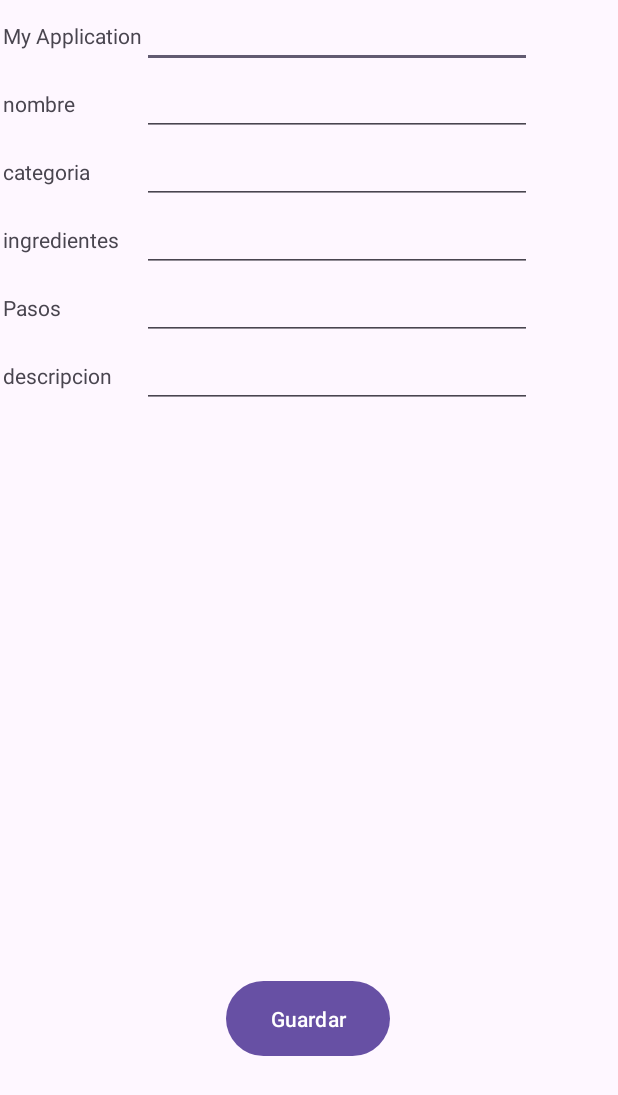
After one commit to KennethCampos/Movil-I, an Android app: the Activity_agregar_receta screen opened directly, with no data from a screen before it, on a phone screen of 412 x 824 dp. The commit adds this screen. Shown: the top 1095 px of the screen. Run offline under Robolectric (Android 15) with nearby library versions, the phone set to English and light mode, and no system bars.

Commit message:
avance semana6

```diff
--- a/app/src/main/AndroidManifest.xml
+++ b/app/src/main/AndroidManifest.xml
@@ -12,6 +12,9 @@
         android:supportsRtl="true"
         android:theme="@style/Theme.MyApplication">
         <activity
+            android:name=".Activity_agregar_receta"
+            android:exported="false" />
+        <activity
             android:name=".MainActivity"
             android:exported="true">
             <intent-filter>
--- /dev/null
+++ b/app/src/main/java/com/example/myapplication/Activity_agregar_receta.kt
@@ -0,0 +1,87 @@
+package com.example.myapplication
+
+import Controller.RecipeController
+import Entity.Recipe
+import android.os.Bundle
+import android.view.View
+import android.widget.Button
+import android.widget.EditText
+import android.widget.Toast
+import androidx.activity.enableEdgeToEdge
+import androidx.appcompat.app.AppCompatActivity
+import androidx.core.view.ViewCompat
+import androidx.core.view.WindowInsetsCompat
+
+class Activity_agregar_receta : AppCompatActivity() {
+
+    lateinit var txtId: EditText
+    lateinit var txtName: EditText
+    lateinit var txtCategory: EditText
+    lateinit var txtIngredients: EditText
+    lateinit var txtDescription: EditText
+    lateinit var txtSteps: EditText
+
+    override fun onCreate(savedInstanceState: Bundle?) {
+        super.onCreate(savedInstanceState)
+        enableEdgeToEdge()
+        setContentView(R.layout.activity_agregar_receta)
+        ViewCompat.setOnApplyWindowInsetsListener(findViewById(R.id.main)) { v, insets ->
+            val systemBars = insets.getInsets(WindowInsetsCompat.Type.systemBars())
+            v.setPadding(systemBars.left, systemBars.top, systemBars.right, systemBars.bottom)
+            insets
+        }
+
+        txtId = findViewById<EditText>(R.id.txtId_Agregar)
+        txtName = findViewById<EditText>(R.id.txtName_Agregar)
+        txtCategory = findViewById<EditText>(R.id.txtCategory_Agregar)
+        txtIngredients = findViewById<EditText>(R.id.txtIngredientes_Agregar)
+        txtDescription = findViewById<EditText>(R.id.txtdescription_Agregar)
+        txtSteps = findViewById<EditText>(R.id.txtSteps_Agregar)
+
+
+        val btnSave = findViewById<Button>(R.id.btnSave_Agregar)
+        btnSave.setOnClickListener(View.OnClickListener{view ->
+            saveRecipe()
+        })
+    }
+
+    fun validateData(): Boolean {
+        return  true
+    }
+
+
+    fun saveRecipe() {
+        try {
+            val recipe = Recipe()
+            recipe.ID = txtId.text.toString()
+            recipe.Name = txtName.text.toString()
+            recipe.Category = txtCategory.text.toString()
+            recipe.Ingredients = txtIngredients.text.toString()
+            recipe.Description = txtDescription.text.toString()
+            recipe.Steps = txtSteps.text.toString()
+
+            if (validateData()) {
+                val recipeController = RecipeController(this)
+                recipeController.addRecipe(recipe)
+
+                Toast.makeText(this, "Recipe added successfully!", Toast.LENGTH_LONG).show()
+                clearFields()
+            } else {
+                Toast.makeText(this, "Please fill all required fields.", Toast.LENGTH_SHORT).show()
+            }
+        } catch (e: Exception) {
+            Toast.makeText(this, e.message.toString(), Toast.LENGTH_LONG).show()
+        }
+    }
+
+
+    fun clearFields() {
+        txtId.text.clear()
+        txtName.text.clear()
+        txtCategory.text.clear()
+        txtIngredients.text.clear()
+        txtDescription.text.clear()
+        txtSteps.text.clear()
+    }
+
+}
--- /dev/null
+++ b/app/src/main/res/layout/activity_agregar_receta.xml
@@ -0,0 +1,142 @@
+<?xml version="1.0" encoding="utf-8"?>
+<androidx.constraintlayout.widget.ConstraintLayout xmlns:android="http://schemas.android.com/apk/res/android"
+    xmlns:app="http://schemas.android.com/apk/res-auto"
+    xmlns:tools="http://schemas.android.com/tools"
+    android:id="@+id/main"
+    android:layout_width="match_parent"
+    android:layout_height="match_parent"
+    tools:context=".AgregarRecetaActivity">
+
+    <TableLayout
+        android:id="@+id/tableLayout"
+        android:layout_width="408dp"
+        android:layout_height="646dp"
+        app:layout_constraintBottom_toBottomOf="parent"
+        app:layout_constraintEnd_toEndOf="parent"
+        app:layout_constraintStart_toStartOf="parent"
+        app:layout_constraintTop_toTopOf="parent"
+        app:layout_constraintVertical_bias="0.0">
+
+        <TableRow
+            android:layout_width="match_parent"
+            android:layout_height="match_parent">
+
+            <TextView
+                android:id="@+id/textView"
+                android:layout_width="wrap_content"
+                android:layout_height="wrap_content"
+                android:text="@string/app_name" />
+
+            <EditText
+                android:id="@+id/txtId_Agregar"
+                android:layout_width="260dp"
+                android:layout_height="wrap_content"
+                android:ems="10"
+                android:inputType="text" />
+        </TableRow>
+
+        <TableRow
+            android:layout_width="match_parent"
+            android:layout_height="match_parent"
+            android:orientation="vertical">
+
+            <TextView
+                android:id="@+id/textView2"
+                android:layout_width="wrap_content"
+                android:layout_height="wrap_content"
+                android:text="@string/txtName" />
+
+            <EditText
+                android:id="@+id/txtName_Agregar"
+                android:layout_width="wrap_content"
+                android:layout_height="wrap_content"
+                android:ems="10"
+                android:inputType="text" />
+        </TableRow>
+
+        <TableRow
+            android:layout_width="match_parent"
+            android:layout_height="match_parent">
+
+            <TextView
+                android:id="@+id/textView3"
+                android:layout_width="wrap_content"
+                android:layout_height="wrap_content"
+                android:text="@string/txtCategory" />
+
+            <EditText
+                android:id="@+id/txtCategory_Agregar"
+                android:layout_width="wrap_content"
+                android:layout_height="wrap_content"
+                android:ems="10"
+                android:inputType="text" />
+        </TableRow>
+
+        <TableRow
+            android:layout_width="match_parent"
+            android:layout_height="match_parent">
+
+            <TextView
+                android:id="@+id/textView4"
+                android:layout_width="wrap_content"
+                android:layout_height="wrap_content"
+                android:text="@string/txtIngredientes" />
+
+            <EditText
+                android:id="@+id/txtIngredientes_Agregar"
+                android:layout_width="wrap_content"
+                android:layout_height="wrap_content"
+                android:ems="10"
+                android:inputType="text" />
+        </TableRow>
+
+        <TableRow
+            android:layout_width="match_parent"
+            android:layout_height="match_parent">
+
+            <TextView
+                android:id="@+id/textView8"
+                android:layout_width="wrap_content"
+                android:layout_height="wrap_content"
+                android:text="@string/txtSteps" />
+
+            <EditText
+                android:id="@+id/txtSteps_Agregar"
+                android:layout_width="wrap_content"
+                android:layout_height="wrap_content"
+                android:ems="10"
+                android:inputType="date" />
+        </TableRow>
+
+        <TableRow
+            android:layout_width="match_parent"
+            android:layout_height="match_parent">
+
+            <TextView
+                android:id="@+id/textView5"
+                android:layout_width="wrap_content"
+                android:layout_height="wrap_content"
+                android:text="@string/txtdescription" />
+
+            <EditText
+                android:id="@+id/txtdescription_Agregar"
+                android:layout_width="wrap_content"
+                android:layout_height="wrap_content"
+                android:ems="10"
+                android:inputType="textEmailAddress" />
+        </TableRow>
+
+    </TableLayout>
+
+    <Button
+        android:id="@+id/btnSave_Agregar"
+        android:layout_width="109dp"
+        android:layout_height="58dp"
+        android:layout_marginTop="4dp"
+        android:text="@string/btnSave"
+        app:layout_constraintEnd_toEndOf="parent"
+        app:layout_constraintHorizontal_bias="0.498"
+        app:layout_constraintStart_toStartOf="parent"
+        app:layout_constraintTop_toBottomOf="@+id/tableLayout" />
+
+</androidx.constraintlayout.widget.ConstraintLayout>
--- a/app/src/main/res/values/strings.xml
+++ b/app/src/main/res/values/strings.xml
@@ -1,3 +1,17 @@
 <resources>
     <string name="app_name">My Application</string>
+    <string name="txtIngredientes">ingredientes</string>
+    <string name="txtCategory">categoria</string>
+    <string name="txtID">id</string>
+    <string name="txtdescription">descripcion</string>
+    <string name="txtSteps">Pasos</string>
+    <string name="txtName">nombre</string>
+    <string name="ErrorMsgGetByID">error con el id</string>
+    <string name="MsgDataNotFound">no se encontro</string>
+    <string name="ErrorMsgGetByName">no se encontro el nombre</string>
+    <string name="ErrorMsgSearch">Error al buscar</string>
+    <string name="ErrorMsgGetAll">errro al agregar</string>
+    <string name="ErrorMsgAdd">error al agregar</string>
+    <string name="ErrorMsgUpdate">Error al actualizar</string>
+    <string name="btnSave">Guardar</string>
 </resources>
```
Also changed, not shown: app/src/main/java/Controller/RecipeController.kt (added, +75 -0 lines), app/src/main/java/Data/IDataManager.kt (added, +16 -0 lines), app/src/main/java/Data/MemoryRecipeManager.kt (added, +36 -0 lines), app/src/main/java/Entity/Recipe.kt (added, +77 -0 lines), app/src/main/java/Util/Util.kt (added, +14 -0 lines), 1 other file.
